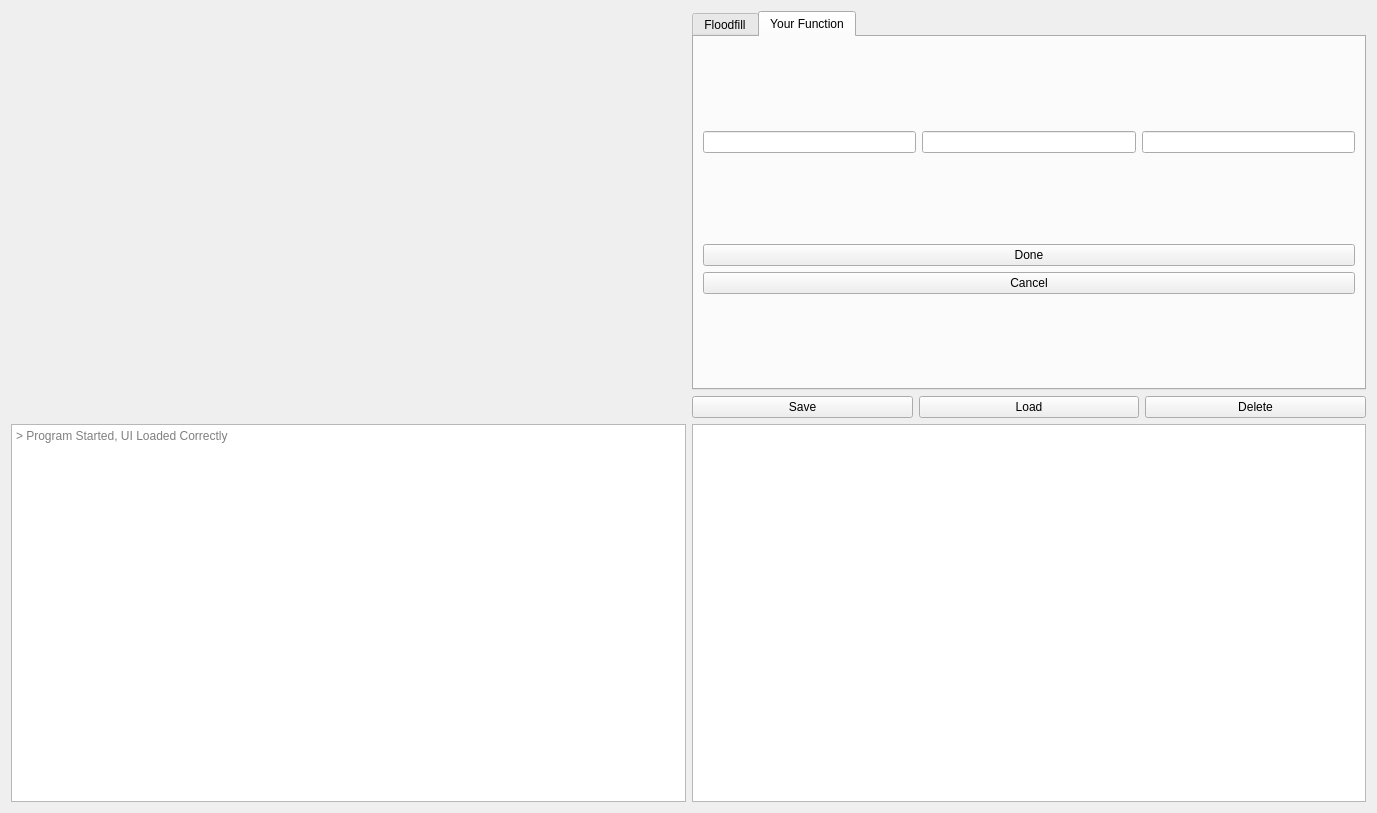
Qt form main.ui (CharlesLiu02/project-atlas-coding-challenge) before a commit.
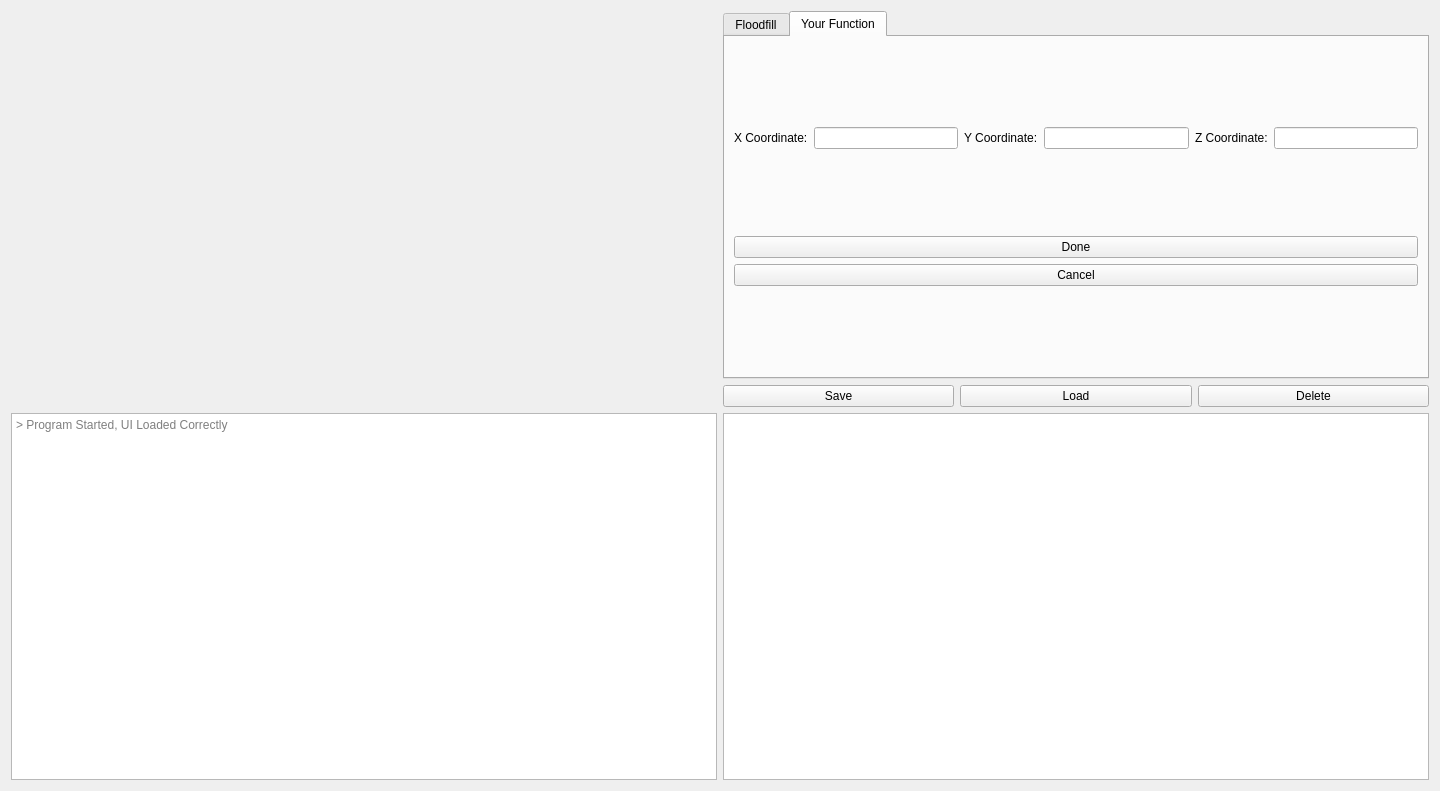
The same form after that commit.

Commit message: added floodfill with user typed input

```diff
--- a/main.ui
+++ b/main.ui
@@ -6,8 +6,8 @@
    <rect>
     <x>0</x>
     <y>0</y>
-    <width>1377</width>
-    <height>813</height>
+    <width>1440</width>
+    <height>791</height>
    </rect>
   </property>
   <property name="sizePolicy">
@@ -94,17 +94,35 @@
           <item>
             <layout class="QHBoxLayout" name="horizontal_layout">
                 <item>
-                    <widget class="QLineEdit" name="x_coord">
+            <widget class="QLabel" name="label">
+             <property name="text">
+              <string>X Coordinate:</string>
+             </property>
                     </widget>
                 </item>
                 <item>
-                    <widget class="QLineEdit" name="y_coord">
+            <widget class="QLineEdit" name="x_coord"/>
+           </item>
+           <item>
+            <widget class="QLabel" name="label_2">
+             <property name="text">
+              <string>Y Coordinate:</string>
+             </property>
                     </widget>
                 </item>
                 <item>
-                    <widget class="QLineEdit" name="z_coord">
-                    </widget>
-                </item>
+            <widget class="QLineEdit" name="y_coord"/>
+           </item>
+           <item>
+            <widget class="QLabel" name="label_3">
+             <property name="text">
+              <string>Z Coordinate:</string>
+             </property>
+            </widget>
+           </item>
+           <item>
+            <widget class="QLineEdit" name="z_coord"/>
+           </item>
             </layout>
            </item>
          <item>
```
Lines whose indentation alone changed are shown as unchanged. The commit also changes 2 other files.
